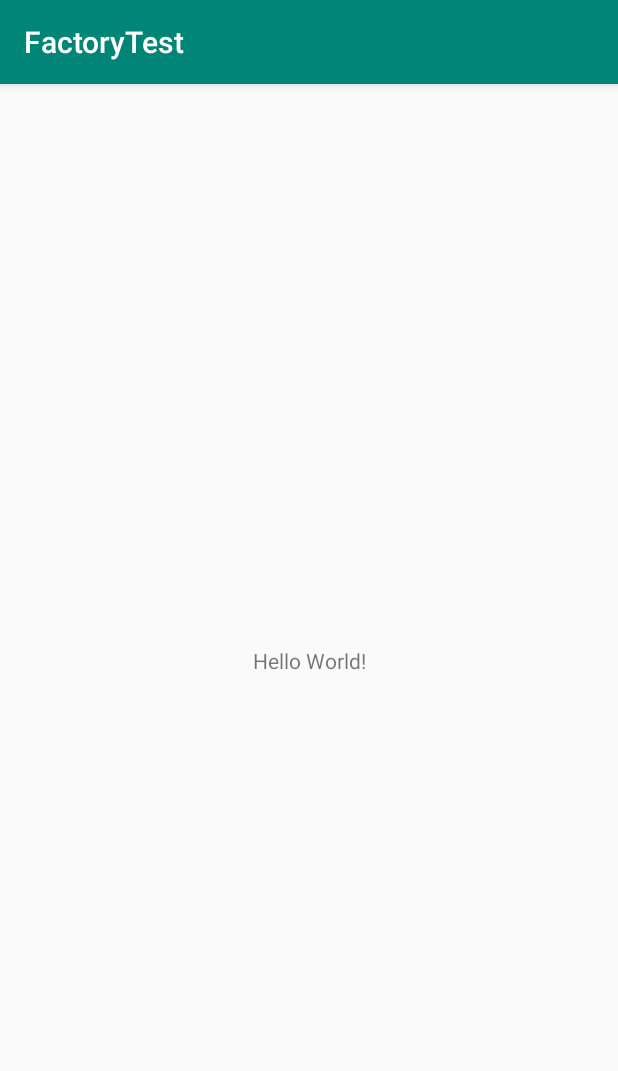
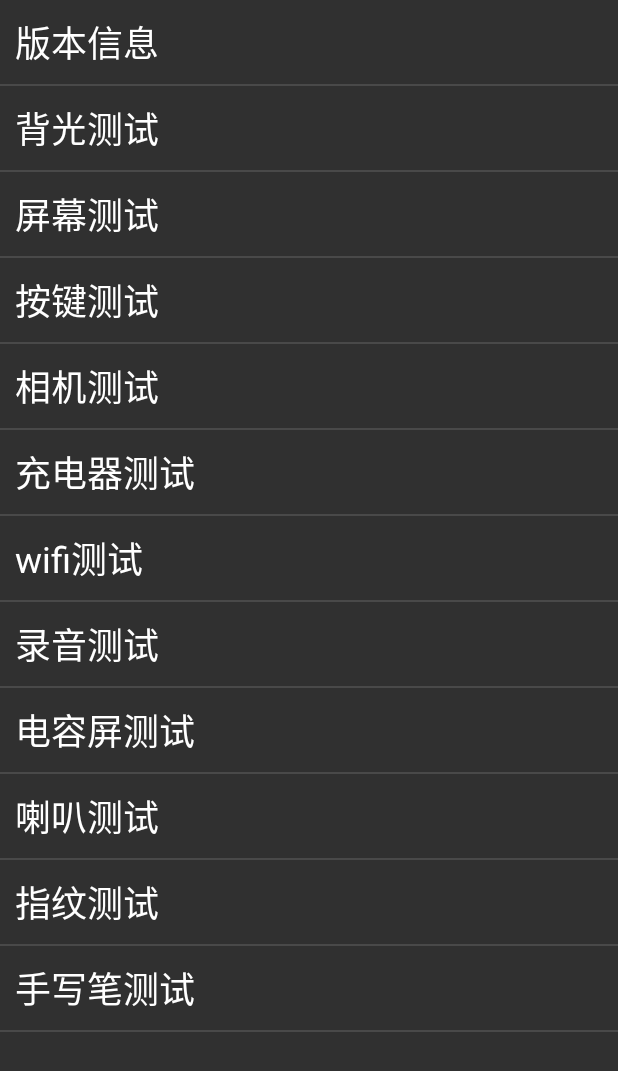
Before and after one commit to kkkknn/FactoryTest, an Android app: the screen it shows after launch (MainActivity), on a phone screen of 412 x 824 dp. Shown: the top 1071 px of the screen. Run offline under Robolectric (Android 15) with nearby library versions, the phone set to English and light mode, and no system bars.

Commit message:
主界面编写

```diff
--- a/app/src/main/AndroidManifest.xml
+++ b/app/src/main/AndroidManifest.xml
@@ -8,8 +8,8 @@
         android:label="@string/app_name"
         android:roundIcon="@mipmap/ic_launcher_round"
         android:supportsRtl="true"
-        android:theme="@style/AppTheme">
-        <activity android:name=".itemTest.version_information"></activity>
+        android:theme="@style/Theme.AppCompat.NoActionBar">
+        <activity android:name=".itemTest.VersionInfo"></activity>
         <activity android:name=".MainActivity">
             <intent-filter>
                 <action android:name="android.intent.action.MAIN" />
--- a/app/src/main/java/com/citrontek/FactoryTest/MainActivity.java
+++ b/app/src/main/java/com/citrontek/FactoryTest/MainActivity.java
@@ -1,13 +1,106 @@
 package com.citrontek.FactoryTest;
 
+import android.content.DialogInterface;
+import android.content.Intent;
+import android.support.v7.app.AlertDialog;
 import android.support.v7.app.AppCompatActivity;
 import android.os.Bundle;
+import android.util.Log;
+import android.view.View;
+import android.widget.AdapterView;
+import android.widget.ArrayAdapter;
+import android.widget.ListView;
+
+import com.citrontek.FactoryTest.itemTest.VersionInfo;
 
 public class MainActivity extends AppCompatActivity {
+    private ListView listView;
+    private String item;
+    private String[] itemList;
 
     @Override
     protected void onCreate(Bundle savedInstanceState) {
         super.onCreate(savedInstanceState);
         setContentView(R.layout.activity_main);
+
+        //查看String.xml文件，如果没有相应的测试方法直接弹警告框，然后退出软件
+        itemList=getItemListName();
+        if(itemList.length==0){
+            WarringDialog("警告","配置文件中没有测试项目，请添加后再次尝试");
+        }else{
+            //绑定控件
+            initView();
+        }
+    }
+
+    //初始化布局
+    private void initView(){
+        listView=findViewById(R.id.item_list);
+        listView.setAdapter(new ArrayAdapter<String>(MainActivity.this,R.layout.item_layout,R.id.item_name,itemList));
+        setContentView(listView);
+        listView.setOnItemClickListener(new AdapterView.OnItemClickListener() {
+            @Override
+            public void onItemClick(AdapterView<?> parent, View view, int position, long id) {
+                //获取点击到的id号，然后调用searchByID来查找相应的测试方法
+                searchByID(position);
+            }
+        });
+    }
+
+    //获取要测试的项目名称从xml文件当中
+    private String[] getItemListName(){
+        return getResources().getStringArray(R.array.item_test);
+    }
+
+    private void WarringDialog(String title,String msg){
+        AlertDialog.Builder dialog=new AlertDialog.Builder(MainActivity.this);
+        dialog.setTitle(title);
+        dialog.setMessage(msg);
+        //不允许通过返回键来退出此警告框
+        dialog.setCancelable(false);
+        dialog.setPositiveButton("我知道了",new DialogInterface.OnClickListener(){
+            @Override
+            public void onClick(DialogInterface dialog, int which) {
+                //退出主界面
+                finish();
+            }
+        });
+        dialog.show();
+    }
+
+    //根据点击的id来进行跳转
+    private void searchByID(int id){
+        Intent intent=null;
+        switch (itemList[id]){
+            case "版本信息":
+                intent=new Intent(MainActivity.this,VersionInfo.class);
+                break;
+            case "背光测试":
+                break;
+            case "屏幕测试":
+                break;
+            case "按键测试":
+                break;
+            case "相机测试":
+                break;
+            case "充电器测试":
+                break;
+            case "wifi测试":
+                break;
+            case "录音测试":
+                break;
+            case "电容屏测试":
+                break;
+            case "喇叭测试":
+                break;
+            case "指纹测试":
+                break;
+            case "手写笔测试":
+                break;
+        }
+        //查找到了就直接跳转开始测试
+        if(intent!=null){
+            startActivity(intent);
+        }
     }
 }
--- a/app/src/main/res/layout/activity_main.xml
+++ b/app/src/main/res/layout/activity_main.xml
@@ -1,18 +1,10 @@
 <?xml version="1.0" encoding="utf-8"?>
-<android.support.constraint.ConstraintLayout xmlns:android="http://schemas.android.com/apk/res/android"
+<ListView xmlns:android="http://schemas.android.com/apk/res/android"
     xmlns:app="http://schemas.android.com/apk/res-auto"
     xmlns:tools="http://schemas.android.com/tools"
     android:layout_width="match_parent"
     android:layout_height="match_parent"
+    android:id="@+id/item_list"
     tools:context=".MainActivity">
 
-    <TextView
-        android:layout_width="wrap_content"
-        android:layout_height="wrap_content"
-        android:text="Hello World!"
-        app:layout_constraintBottom_toBottomOf="parent"
-        app:layout_constraintLeft_toLeftOf="parent"
-        app:layout_constraintRight_toRightOf="parent"
-        app:layout_constraintTop_toTopOf="parent" />
-
-</android.support.constraint.ConstraintLayout>
+</ListView>
--- /dev/null
+++ b/app/src/main/res/layout/item_layout.xml
@@ -0,0 +1,24 @@
+<?xml version="1.0" encoding="utf-8"?>
+<LinearLayout xmlns:android="http://schemas.android.com/apk/res/android"
+    android:layout_width="match_parent"
+    android:layout_height="match_parent">
+
+    <TextView
+        android:id="@+id/item_name"
+        android:layout_width="wrap_content"
+        android:layout_height="wrap_content"
+        android:layout_weight="9"
+        android:textColor="@color/colorWhite"
+        android:padding="10dp"
+        android:textSize="24sp" />
+
+    <TextView
+        android:id="@+id/item_value"
+        android:layout_width="wrap_content"
+        android:layout_height="wrap_content"
+        android:layout_weight="1"
+        android:gravity="center"
+        android:textColor="@color/colorWhite"
+        android:padding="10dp"
+        android:textSize="24sp" />
+</LinearLayout>
--- a/app/src/main/res/values/colors.xml
+++ b/app/src/main/res/values/colors.xml
@@ -3,4 +3,6 @@
     <color name="colorPrimary">#008577</color>
     <color name="colorPrimaryDark">#00574B</color>
     <color name="colorAccent">#D81B60</color>
+    <color name="Dark">#000000</color>
+    <color name="colorWhite">#ffffff</color>
 </resources>
--- a/app/src/main/res/values/strings.xml
+++ b/app/src/main/res/values/strings.xml
@@ -1,3 +1,22 @@
 <resources>
     <string name="app_name">FactoryTest</string>
+    <string name="success">通过</string>
+    <string name="failed">失败</string>
+
+    <string-array name="item_test">
+        <item>版本信息</item>
+        <item>背光测试</item>
+        <item>屏幕测试</item>
+        <item>按键测试</item>
+        <item>相机测试</item>
+        <item>充电器测试</item>
+        <item>wifi测试</item>
+        <item>录音测试</item>
+        <item>电容屏测试</item>
+        <item>喇叭测试</item>
+        <item>指纹测试</item>
+        <item>手写笔测试</item>
+    </string-array>
+
+
 </resources>
```
Also changed, not shown: app/src/main/java/com/citrontek/FactoryTest/itemTest/VersionInfo.java (added, +29 -0 lines), app/src/main/java/com/citrontek/FactoryTest/itemTest/version_information.java (deleted, +0 -15 lines), app/src/main/res/layout/item_version_information.xml (+7 -2 lines), 2 other files.
